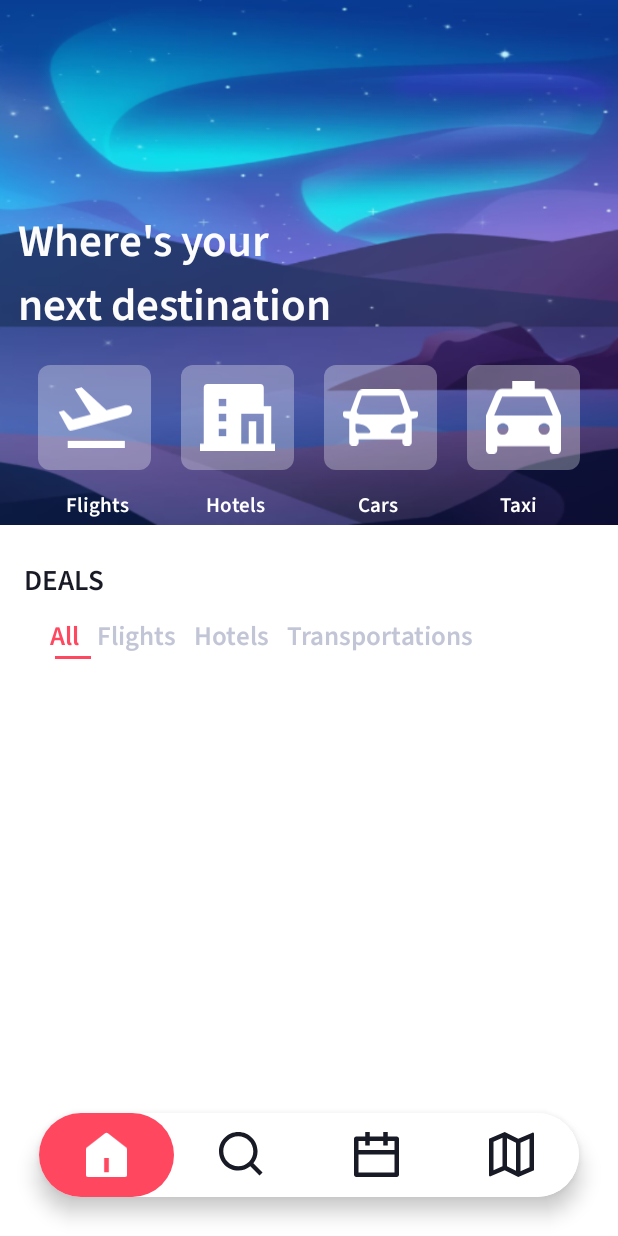
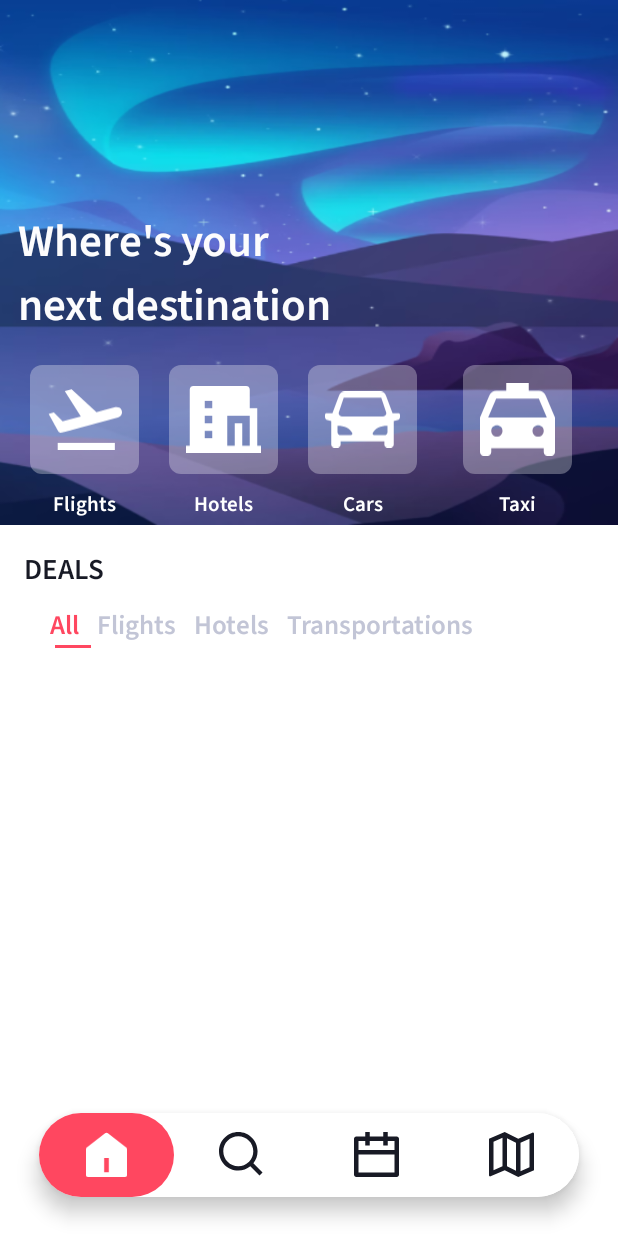
Before and after one commit to ozturksahinyetisir/Travel-Guide-Capstone-Project, an Android app: the screen it shows after launch (MainActivity), on a phone screen of 412 x 824 dp. Run offline under Robolectric (Android 15) with nearby library versions, the phone set to English and light mode, and no system bars; our stand-ins replace data binding, sdp/ssp sizes; Roboto replaces fonts that are not available here.

```diff
--- a/app/src/main/java/com/ozturksahinyetisir/travelguideapp/adapters/DetailAdapter.kt
+++ b/app/src/main/java/com/ozturksahinyetisir/travelguideapp/adapters/DetailAdapter.kt
@@ -28,6 +28,7 @@ class DetailAdapter(val context: Context, val imgList: List<TravelModel.ImageRoo
     fun ClickListener(listener: clickListener){
         mListener = listener
     }
+
     override fun onCreateViewHolder(parent: ViewGroup, viewType: Int): TravelDetailModelViewHolder {
         val travelBinding = RecyclerDetailBinding.inflate(LayoutInflater.from(parent.context))
 
--- /dev/null
+++ b/app/src/main/res/drawable/ic_baseline_close_24.xml
@@ -0,0 +1,5 @@
+<vector android:height="24dp" android:tint="#000000"
+    android:viewportHeight="24" android:viewportWidth="24"
+    android:width="24dp" xmlns:android="http://schemas.android.com/apk/res/android">
+    <path android:fillColor="@android:color/white" android:pathData="M19,6.41L17.59,5 12,10.59 6.41,5 5,6.41 10.59,12 5,17.59 6.41,19 12,13.41 17.59,19 19,17.59 13.41,12z"/>
+</vector>
--- a/app/src/main/res/layout/fragment_custom_dialog.xml
+++ b/app/src/main/res/layout/fragment_custom_dialog.xml
@@ -19,7 +19,7 @@
             app:layout_constraintStart_toStartOf="parent"
             app:layout_constraintTop_toTopOf="parent">
 
-            <TextView
+            <androidx.appcompat.widget.AppCompatTextView
                 android:id="@+id/textView"
                 android:layout_width="wrap_content"
                 android:layout_height="wrap_content"
@@ -59,7 +59,7 @@
                 app:layout_constraintEnd_toEndOf="parent"
                 app:layout_constraintStart_toStartOf="parent">
 
-                <TextView
+                <androidx.appcompat.widget.AppCompatTextView
                     android:id="@+id/saveTripTv"
                     android:layout_width="wrap_content"
                     android:layout_height="wrap_content"
@@ -75,7 +75,7 @@
                     />
             </androidx.constraintlayout.widget.ConstraintLayout>
 
-            <TextView
+            <androidx.appcompat.widget.AppCompatTextView
                 android:id="@+id/tripDate"
                 android:layout_width="wrap_content"
                 android:layout_height="wrap_content"
--- a/app/src/main/res/layout/fragment_home.xml
+++ b/app/src/main/res/layout/fragment_home.xml
@@ -46,9 +46,16 @@
                 android:layout_width="match_parent"
                 android:layout_height="wrap_content"
                 android:layout_below="@+id/destinationTv"
-                android:layout_marginStart="15dp"
+                android:layout_alignParentStart="true"
+                android:layout_alignParentEnd="true"
+                android:layout_marginStart="10dp"
                 android:layout_marginTop="8dp"
-                android:layout_marginEnd="15dp">
+                android:layout_marginEnd="10dp">
+
+                <LinearLayout
+                    android:layout_width="wrap_content"
+                    android:layout_height="wrap_content"
+                    android:orientation="vertical">
 
                     <androidx.constraintlayout.widget.ConstraintLayout
                         android:id="@+id/flightsIconBg"
@@ -57,7 +64,7 @@
                         android:layout_margin="10dp"
                         android:layout_weight="1"
                         android:background="@drawable/rounded_corner_white_transparent"
-                    android:padding="10dp">
+                        android:padding="11dp">
 
 
                         <androidx.appcompat.widget.AppCompatImageView
@@ -73,34 +80,72 @@
                             app:layout_constraintEnd_toEndOf="parent"
                             app:layout_constraintStart_toStartOf="parent"
                             app:layout_constraintTop_toTopOf="parent" />
-
-
                     </androidx.constraintlayout.widget.ConstraintLayout>
 
+                    <androidx.appcompat.widget.AppCompatTextView
+                        android:id="@+id/flightsTv"
+                        android:layout_width="match_parent"
+                        android:layout_height="wrap_content"
+                        android:layout_weight="1"
+                        android:fontFamily="@font/source_sans_pro_semibold"
+                        android:text="Flights"
+                        android:textAlignment="center"
+                        android:textColor="@color/white"
+                        app:layout_constraintEnd_toEndOf="parent"
+                        app:layout_constraintStart_toStartOf="parent"
+                        app:layout_constraintTop_toBottomOf="@+id/iconsLL">
+
+                    </androidx.appcompat.widget.AppCompatTextView>
+                </LinearLayout>
+
+                <LinearLayout
+                    android:layout_width="wrap_content"
+                    android:layout_height="wrap_content"
+                    android:orientation="vertical">
 
                     <androidx.constraintlayout.widget.ConstraintLayout
                         android:id="@+id/hotelsIconBg"
                         android:layout_width="wrap_content"
                         android:layout_height="wrap_content"
                         android:layout_gravity="center"
-                    android:layout_margin="10dp"
-                    android:layout_weight="1"
+                        android:layout_marginStart="10dp"
+                        android:layout_marginTop="10dp"
+                        android:layout_marginEnd="10dp"
+                        android:layout_marginBottom="10dp"
                         android:background="@drawable/rounded_corner_white_transparent"
-                    android:padding="10dp">
+                        android:padding="11dp">
 
                         <androidx.appcompat.widget.AppCompatImageView
                             android:id="@+id/hotelsIcon"
                             android:layout_width="50dp"
                             android:layout_height="50dp"
-
                             android:src="@drawable/ic_fill_hotel"
                             app:layout_constraintBottom_toBottomOf="parent"
                             app:layout_constraintEnd_toEndOf="parent"
                             app:layout_constraintStart_toStartOf="parent"
                             app:layout_constraintTop_toTopOf="parent" />
 
+                    </androidx.constraintlayout.widget.ConstraintLayout>
 
-                </androidx.constraintlayout.widget.ConstraintLayout>
+                    <androidx.appcompat.widget.AppCompatTextView
+                        android:id="@+id/hotelsTv"
+                        android:layout_width="match_parent"
+                        android:layout_height="wrap_content"
+                        android:fontFamily="@font/source_sans_pro_semibold"
+                        android:text="Hotels"
+                        android:textAlignment="center"
+                        android:textColor="@color/white"
+                        app:layout_constraintEnd_toEndOf="parent"
+                        app:layout_constraintStart_toStartOf="parent"
+                        app:layout_constraintTop_toBottomOf="@+id/iconsLL">
+
+                    </androidx.appcompat.widget.AppCompatTextView>
+                </LinearLayout>
+
+                <LinearLayout
+                    android:layout_width="wrap_content"
+                    android:layout_height="wrap_content"
+                    android:orientation="vertical">
 
                     <androidx.constraintlayout.widget.ConstraintLayout
                         android:id="@+id/carsIconBg"
@@ -108,9 +153,8 @@
                         android:layout_height="wrap_content"
                         android:layout_gravity="center"
                         android:layout_margin="10dp"
-                    android:layout_weight="1"
                         android:background="@drawable/rounded_corner_white_transparent"
-                    android:padding="10dp">
+                        android:padding="11dp">
 
                         <androidx.appcompat.widget.AppCompatImageView
                             android:id="@+id/carIcon"
@@ -125,21 +169,39 @@
 
                     </androidx.constraintlayout.widget.ConstraintLayout>
 
+                    <androidx.appcompat.widget.AppCompatTextView
+                        android:id="@+id/carsTv"
+                        android:layout_width="match_parent"
+                        android:layout_height="wrap_content"
+                        android:fontFamily="@font/source_sans_pro_semibold"
+                        android:text="Cars"
+                        android:textAlignment="center"
+                        android:textColor="@color/white"
+                        app:layout_constraintEnd_toEndOf="parent"
+                        app:layout_constraintStart_toStartOf="parent"
+                        app:layout_constraintTop_toBottomOf="@+id/iconsLL">
+
+                    </androidx.appcompat.widget.AppCompatTextView>
+                </LinearLayout>
+
+                <LinearLayout
+                    android:layout_width="match_parent"
+                    android:layout_height="wrap_content"
+                    android:orientation="vertical">
+
                     <androidx.constraintlayout.widget.ConstraintLayout
                         android:id="@+id/taxiIconBg"
                         android:layout_width="wrap_content"
                         android:layout_height="wrap_content"
                         android:layout_gravity="center"
                         android:layout_margin="10dp"
-                    android:layout_weight="1"
                         android:background="@drawable/rounded_corner_white_transparent"
-                    android:padding="10dp">
+                        android:padding="11dp">
 
                         <androidx.appcompat.widget.AppCompatImageView
                             android:id="@+id/taxiIcon"
                             android:layout_width="50dp"
                             android:layout_height="50dp"
-
                             android:src="@drawable/ic_fill_taxi"
                             app:layout_constraintBottom_toBottomOf="parent"
                             app:layout_constraintEnd_toEndOf="parent"
@@ -149,64 +211,9 @@
 
                     </androidx.constraintlayout.widget.ConstraintLayout>
 
-
-            </LinearLayout>
-
-            <androidx.appcompat.widget.LinearLayoutCompat
+                    <androidx.appcompat.widget.AppCompatTextView
                         android:layout_width="match_parent"
                         android:layout_height="wrap_content"
-                android:layout_below="@+id/iconsLL"
-                android:layout_marginStart="20dp"
-                android:layout_marginTop="3dp"
-                android:layout_marginEnd="20dp"
-                android:layout_marginBottom="10dp">
-
-                <androidx.appcompat.widget.AppCompatTextView
-                    android:layout_width="wrap_content"
-                    android:layout_height="wrap_content"
-                    android:layout_weight="0.7"
-                    android:fontFamily="@font/source_sans_pro_semibold"
-                    android:text="Flights"
-                    android:textAlignment="center"
-                    android:textColor="@color/white"
-                    app:layout_constraintEnd_toEndOf="parent"
-                    app:layout_constraintStart_toStartOf="parent"
-                    app:layout_constraintTop_toBottomOf="@+id/iconsLL">
-
-                </androidx.appcompat.widget.AppCompatTextView>
-
-                <androidx.appcompat.widget.AppCompatTextView
-                    android:layout_width="wrap_content"
-                    android:layout_height="wrap_content"
-                    android:layout_weight="0.8"
-                    android:fontFamily="@font/source_sans_pro_semibold"
-                    android:text="Hotels"
-                    android:textAlignment="center"
-                    android:textColor="@color/white"
-                    app:layout_constraintEnd_toEndOf="parent"
-                    app:layout_constraintStart_toStartOf="parent"
-                    app:layout_constraintTop_toBottomOf="@+id/iconsLL">
-
-                </androidx.appcompat.widget.AppCompatTextView>
-
-                <androidx.appcompat.widget.AppCompatTextView
-                    android:layout_width="wrap_content"
-                    android:layout_height="wrap_content"
-                    android:layout_weight="1"
-                    android:fontFamily="@font/source_sans_pro_semibold"
-                    android:text="Cars"
-                    android:textAlignment="center"
-                    android:textColor="@color/white"
-                    app:layout_constraintEnd_toEndOf="parent"
-                    app:layout_constraintStart_toStartOf="parent"
-                    app:layout_constraintTop_toBottomOf="@+id/iconsLL">
-
-                </androidx.appcompat.widget.AppCompatTextView>
-
-                <androidx.appcompat.widget.AppCompatTextView
-                    android:layout_width="wrap_content"
-                    android:layout_height="wrap_content"
-                    android:layout_weight="1"
                         android:fontFamily="@font/source_sans_pro_semibold"
                         android:text="Taxi"
                         android:textAlignment="center"
@@ -216,13 +223,13 @@
                         app:layout_constraintTop_toBottomOf="@+id/iconsLL">
 
                     </androidx.appcompat.widget.AppCompatTextView>
+                </LinearLayout>
 
+            </LinearLayout>
 
-            </androidx.appcompat.widget.LinearLayoutCompat>
 
 
         </RelativeLayout>
-
 
 
         <androidx.constraintlayout.widget.ConstraintLayout
```
Also changed, not shown: app/src/main/java/com/ozturksahinyetisir/travelguideapp/view/DetailActivity.kt (+12 -6 lines), app/src/main/java/com/ozturksahinyetisir/travelguideapp/view/FullscreenImageDialog.kt (added, +26 -0 lines), app/src/main/java/com/ozturksahinyetisir/travelguideapp/view/Trip/NewTripDialog.kt (+18 -16 lines), app/src/main/java/com/ozturksahinyetisir/travelguideapp/view/Trip/TripListFragment.kt (+20 -8 lines), app/src/main/res/layout/dialog_full_screen.xml (added, +28 -0 lines), 2 other files. Lines whose indentation alone changed are shown as unchanged.
